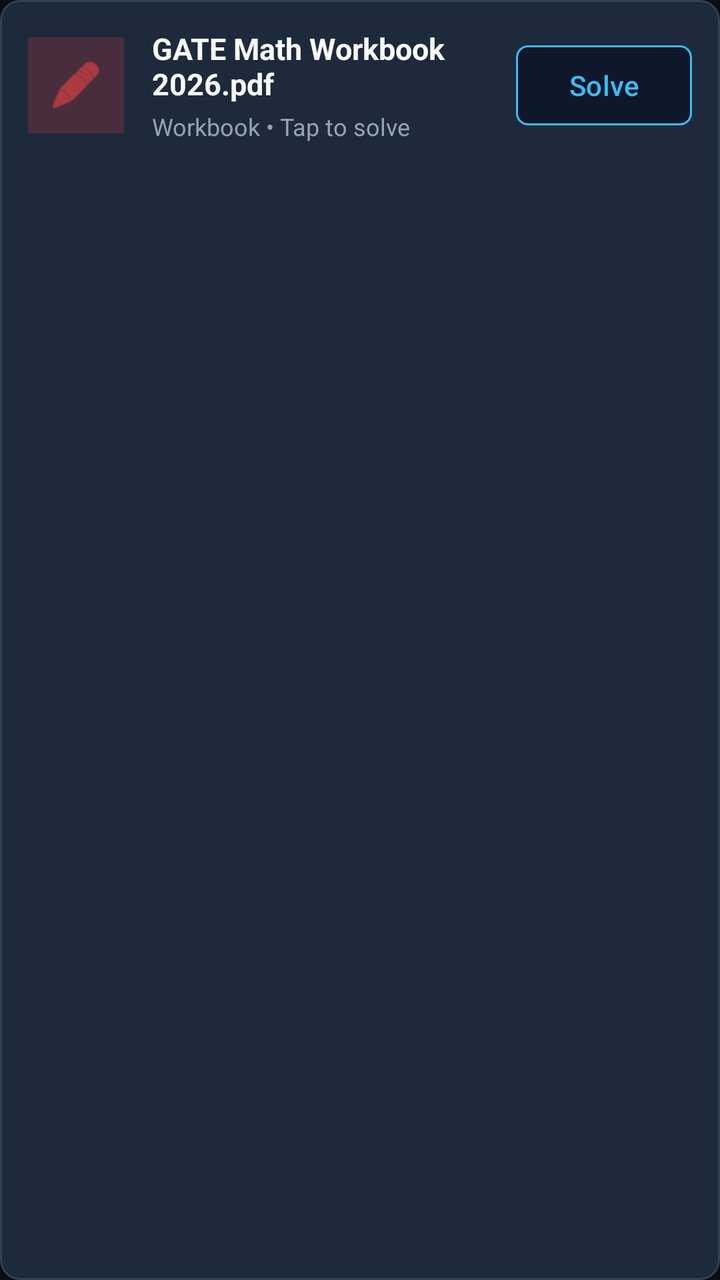
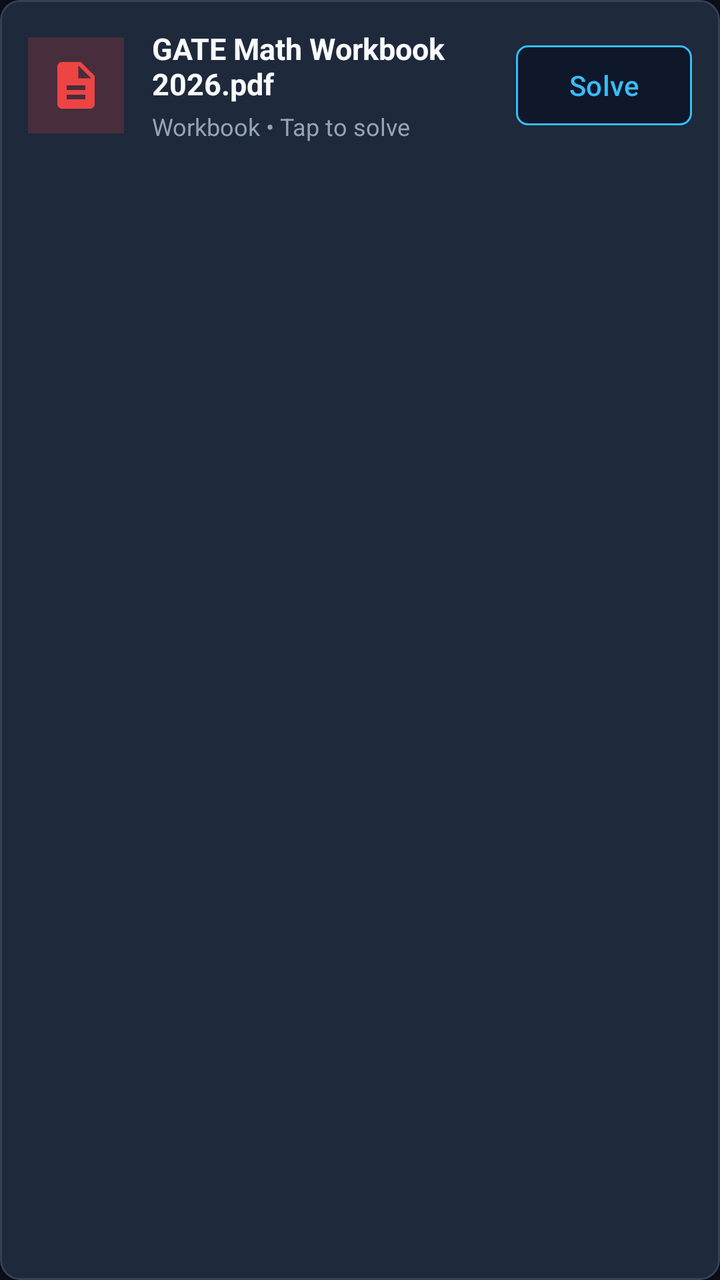

The first picture is an Android layout as it rendered before a commit; the second is the same layout after the commit. The layout source and the unified diff follow.
<!-- AndroidManifest.xml: application theme Theme.GateFocus -->
<!-- res/layout/item_pdf.xml -->
<?xml version="1.0" encoding="utf-8"?>
<com.google.android.material.card.MaterialCardView xmlns:android="http://schemas.android.com/apk/res/android"
    xmlns:app="http://schemas.android.com/apk/res-auto"
    android:layout_width="match_parent"
    android:layout_height="wrap_content"
    android:layout_marginBottom="10dp"
    android:backgroundTint="@color/card_bg"
    app:cardCornerRadius="10dp"
    app:cardElevation="2dp"
    app:strokeColor="@color/card_border"
    app:strokeWidth="1dp">

    <LinearLayout
        android:layout_width="match_parent"
        android:layout_height="wrap_content"
        android:gravity="center_vertical"
        android:orientation="horizontal"
        android:padding="14dp">

        <ImageView
            android:layout_width="48dp"
            android:layout_height="48dp"
            android:background="#33EF4444"
            android:padding="10dp"
            android:src="@android:drawable/ic_menu_edit"
            app:tint="@color/red" />

        <LinearLayout
            android:layout_width="0dp"
            android:layout_height="wrap_content"
            android:layout_marginStart="14dp"
            android:layout_weight="1"
            android:orientation="vertical">

            <TextView
                android:id="@+id/tvPdfTitle"
                android:layout_width="match_parent"
                android:layout_height="wrap_content"
                android:ellipsize="end"
                android:maxLines="2"
                android:text="GATE Math Workbook 2026.pdf"
                android:textColor="@color/text_primary"
                android:textSize="15sp"
                android:textStyle="bold" />

            <TextView
                android:id="@+id/tvPdfInfo"
                android:layout_width="wrap_content"
                android:layout_height="wrap_content"
                android:layout_marginTop="3dp"
                android:text="Workbook • Tap to solve"
                android:textColor="@color/text_secondary"
                android:textSize="12sp" />
        </LinearLayout>

        <com.google.android.material.button.MaterialButton
            android:id="@+id/btnOpenPdf"
            android:layout_width="wrap_content"
            android:layout_height="wrap_content"
            android:backgroundTint="@color/primary_dark"
            android:text="Solve"
            android:textColor="@color/accent"
            app:cornerRadius="6dp"
            app:strokeColor="@color/accent"
            app:strokeWidth="1dp" />
    </LinearLayout>

</com.google.android.material.card.MaterialCardView>
<!-- resources referenced by this layout -->
<resources>
  <color name="accent">#38BDF8</color>
  <color name="card_bg">#1E293B</color>
  <color name="card_border">#334155</color>
  <color name="primary_dark">#0F172A</color>
  <color name="red">#EF4444</color>
  <color name="text_primary">#F8FAFC</color>
  <color name="text_secondary">#94A3B8</color>
  <style name="Theme.GateFocus" parent="Theme.Material3.Dark.NoActionBar">
          <item name="android:statusBarColor">@color/background</item>
          <item name="android:windowBackground">@color/background</item>
          <item name="colorPrimary">@color/accent</item>
      </style>
  <color name="background">#0B0F19</color>
</resources>

<!-- the commit's change to res/layout/item_pdf.xml (unified diff, before → after) -->
@@ -22,7 +22,7 @@
             android:layout_height="48dp"
             android:background="#33EF4444"
             android:padding="10dp"
-            android:src="@android:drawable/ic_menu_edit"
+            android:src="@drawable/ic_pdf"
             app:tint="@color/red" />
 
         <LinearLayout
<!-- resource entries referenced after the edit -->
@@ -7,6 +7,17 @@
   <color name="red">#EF4444</color>
   <color name="text_primary">#F8FAFC</color>
   <color name="text_secondary">#94A3B8</color>
+  <!-- drawable ic_pdf (drawable) -->
+  <vector xmlns:android="http://schemas.android.com/apk/res/android"
+      android:width="20dp"
+      android:height="20dp"
+      android:viewportWidth="24"
+      android:viewportHeight="24"
+      android:tint="?attr/colorControlNormal">
+      <path
+          android:fillColor="@android:color/white"
+          android:pathData="M14,2H6C4.9,2 4,2.9 4,4v16c0,1.1 0.89,2 1.99,2H18c1.1,0 2,-0.9 2,-2V8l-6,-6zm2,16H8v-2h8v2zm0,-4H8v-2h8v2zm-3,-5V3.5L18.5,9H13z" />
+  </vector>
   <style name="Theme.GateFocus" parent="Theme.Material3.Dark.NoActionBar">
           <item name="android:statusBarColor">@color/background</item>
           <item name="android:windowBackground">@color/background</item>
